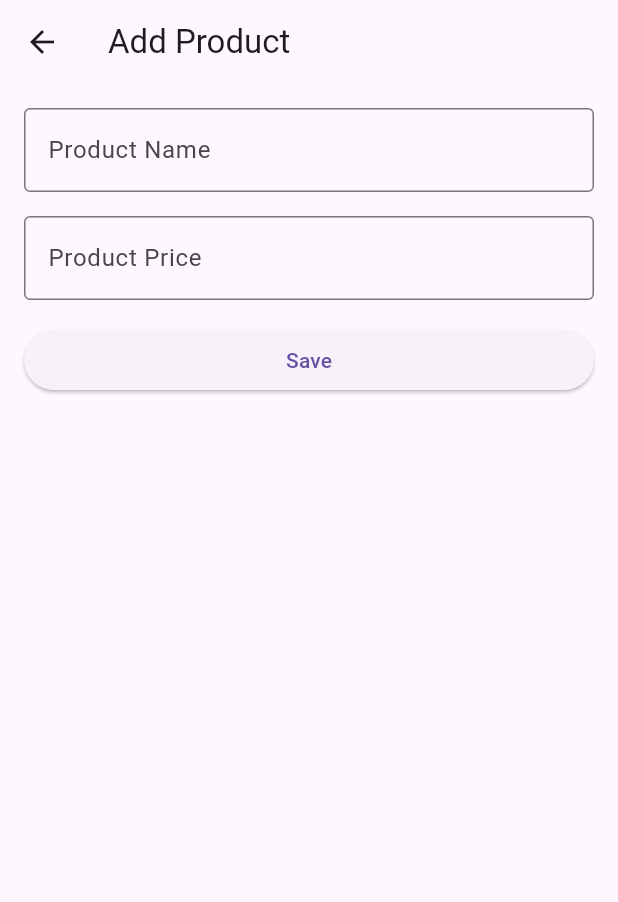
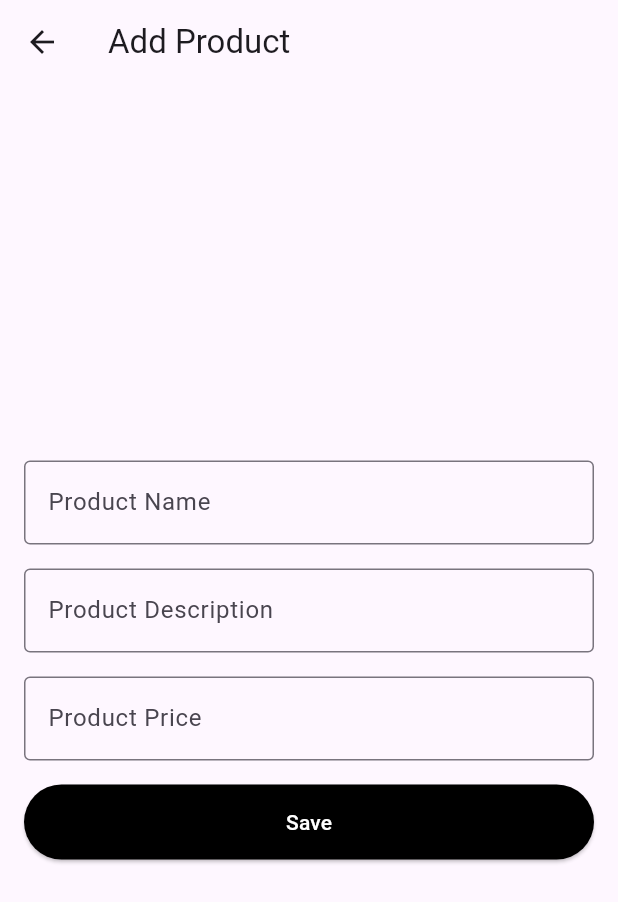
Before and after one commit to chaudhuree/flutter-firebase-practice, a Flutter app: the screen it shows once a user with an empty profile is signed in, after a tap on "Add Product", on a phone screen of 412 x 824 dp. Shown: the top 902 px of the screen. Run offline on Flutter 3.47's test engine with Material 3 defaults, Android fonts, the phone set to English and light mode, and no system bars; our stand-ins replace cloud_firestore, firebase_auth, firebase_core, get; accounts and stored records are empty.

Commit message:
get all data done

```diff
--- a/test_app/lib/screens/add_product.dart
+++ b/test_app/lib/screens/add_product.dart
@@ -1,3 +1,4 @@
+import 'package:cloud_firestore/cloud_firestore.dart';
 import 'package:flutter/material.dart';
 
 class AddProductActivity extends StatefulWidget {
@@ -11,14 +12,42 @@ class _AddProductActivityState extends State<AddProductActivity> {
   final _formKey = GlobalKey<FormState>();
 
   String productName = '';
-  String productPrice = '';
+  String productDescription = '';
+  double productPrice = 0;
+  bool _isLoading = false;
 
-  void _saveProduct() {
+  Future<void> _saveProduct() async {
     if (_formKey.currentState!.validate()) {
       _formKey.currentState!.save();
-      ScaffoldMessenger.of(context).showSnackBar(
-        SnackBar(content: Text('Processing Data $productName $productPrice')),
-      );
+      setState(() => _isLoading = true);
+      try {
+        await FirebaseFirestore.instance.collection('products').add({
+          'name': productName,
+          'description': productDescription,
+          'price': productPrice,
+          'date': FieldValue.serverTimestamp(),
+        });
+        if (mounted) {
+          ScaffoldMessenger.of(
+            context,
+          ).showSnackBar(SnackBar(content: Text('Product added successfully')));
+        }
+        // Reset the form and state
+        _formKey.currentState!.reset();
+        setState(() {
+          productName = '';
+          productDescription = '';
+          productPrice = 0;
+        });
+      } catch (e) {
+        if (mounted) {
+          ScaffoldMessenger.of(
+            context,
+          ).showSnackBar(SnackBar(content: Text('Unexpected error: $e')));
+        }
+      } finally {
+        setState(() => _isLoading = false);
+      }
     }
   }
 
@@ -30,7 +59,8 @@ class _AddProductActivityState extends State<AddProductActivity> {
         padding: const EdgeInsets.all(16.0),
         child: Form(
           key: _formKey,
-          child: ListView(
+          child: Column(
+            mainAxisAlignment: MainAxisAlignment.center,
             children: [
               TextFormField(
                 decoration: InputDecoration(
@@ -50,6 +80,22 @@ class _AddProductActivityState extends State<AddProductActivity> {
               SizedBox(height: 16),
               TextFormField(
                 decoration: InputDecoration(
+                  labelText: 'Product Description',
+                  border: OutlineInputBorder(),
+                ),
+                validator: (value) {
+                  if (value == null || value.isEmpty) {
+                    return 'Please enter a product description';
+                  }
+                  return null;
+                },
+                onSaved: (value) {
+                  productDescription = value!;
+                },
+              ),
+              SizedBox(height: 16),
+              TextFormField(
+                decoration: InputDecoration(
                   labelText: 'Product Price',
                   border: OutlineInputBorder(),
                 ),
@@ -60,18 +106,32 @@ class _AddProductActivityState extends State<AddProductActivity> {
                   return null;
                 },
                 onSaved: (value) {
-                  productPrice = value!;
+                  productPrice = double.parse(value!);
                 },
               ),
               SizedBox(height: 16),
               ElevatedButton(
-                onPressed: () {
+                style: ElevatedButton.styleFrom(
+                  backgroundColor: Colors.black,
+                  foregroundColor: Colors.white,
+                  fixedSize: const Size(double.maxFinite, 50),
+                ),
+                onPressed: () async {
                   if (_formKey.currentState!.validate()) {
                     _formKey.currentState!.save();
-                    _saveProduct();
+                    await _saveProduct();
                   }
                 },
-                child: Text('Save'),
+                child: _isLoading
+                    ? const SizedBox(
+                        width: 20,
+                        height: 20,
+                        child: CircularProgressIndicator(
+                          strokeWidth: 2,
+                          color: Colors.white,
+                        ),
+                      )
+                    : Text('Save'),
               ),
             ],
           ),
--- a/test_app/lib/screens/home.dart
+++ b/test_app/lib/screens/home.dart
@@ -1,14 +1,11 @@
+import 'package:cloud_firestore/cloud_firestore.dart';
 import 'package:firebase_auth/firebase_auth.dart';
 import 'package:flutter/material.dart';
 import 'package:get/get.dart';
+import 'package:intl/intl.dart';
 
 class HomeActivity extends StatelessWidget {
-  HomeActivity({super.key});
-  final List<Map<String, String>> products = [
-    {'name': 'Product 1', 'price': '10.0'},
-    {'name': 'Product 2', 'price': '20.0'},
-    {'name': 'Product 3', 'price': '30.0'},
-  ];
+  const HomeActivity({super.key});
 
   @override
   Widget build(BuildContext context) {
@@ -18,7 +15,7 @@ class HomeActivity extends StatelessWidget {
         automaticallyImplyLeading: false,
       ),
       body: SingleChildScrollView(
-        // Make the body scrollable
+        scrollDirection: Axis.vertical,
         child: Column(
           children: [
             Padding(
@@ -44,39 +41,61 @@ class HomeActivity extends StatelessWidget {
                     ),
                     onPressed: () {
                       FirebaseAuth.instance.signOut();
-                      Get.toNamed('/');
+                      Get.toNamed('/'); // Navigate back to the login page
                     },
                     child: Text('Logout'),
                   ),
                 ],
               ),
             ),
-            // ListView with separators
-            ListView.separated(
-              shrinkWrap:
-                  true, // Ensures the ListView takes only the needed space
-              physics:
-                  NeverScrollableScrollPhysics(), // Disables scrolling on ListView (handled by SingleChildScrollView)
-              itemCount: products.length,
-              itemBuilder: (context, index) {
-                return ListTile(
-                  title: Text(products[index]['name']!),
-                  subtitle: Text(products[index]['price']!),
-                );
-              },
-              separatorBuilder: (context, index) {
-                return Row(
-                  children: [
-                    SizedBox(width: 20),
-                    Container(
-                      width: 200, // thickness of the vertical stick
-                      height: 2, // height of the vertical stick
-                      color: Colors.grey, // stick color
-                    ),
-                    Expanded(
-                      child: Container(),
-                    ), // This will push the stick to the left
-                  ],
+            StreamBuilder<QuerySnapshot>(
+              stream: FirebaseFirestore.instance
+                  .collection('products')
+                  .snapshots(),
+              builder: (context, snapshot) {
+                if (snapshot.connectionState == ConnectionState.waiting) {
+                  return const Center(child: CircularProgressIndicator());
+                }
+                if (!snapshot.hasData || snapshot.data!.docs.isEmpty) {
+                  return const Center(child: Text('No data found'));
+                }
+                if (snapshot.hasError) {
+                  return const Center(child: Text('Something went wrong'));
+                }
+                return ListView.builder(
+                  shrinkWrap: true, // Prevent ListView from taking full height
+                  itemCount: snapshot.data!.docs.length,
+                  itemBuilder: (context, index) {
+                    return Card(
+                      child: Column(
+                        children: [
+                          ListTile(
+                            title: Text(snapshot.data!.docs[index]['name']),
+                            subtitle: Text(
+                              snapshot.data!.docs[index]['description'],
+                            ),
+                            trailing: Text(
+                              snapshot.data!.docs[index]['price'].toString(),
+                            ),
+                          ),
+                          Padding(
+                            padding: const EdgeInsets.symmetric(
+                              horizontal: 16,
+                              vertical: 8,
+                            ),
+                            child: Align(
+                              alignment: Alignment.centerRight,
+                              child: Text(
+                                DateFormat('d MMM, h:mm a').format(
+                                  snapshot.data!.docs[index]['date'].toDate(),
+                                ),
+                              ),
+                            ),
+                          ),
+                        ],
+                      ),
+                    );
+                  },
                 );
               },
             ),
--- a/test_app/pubspec.yaml
+++ b/test_app/pubspec.yaml
@@ -39,6 +39,8 @@ dependencies:
   firebase_core: ^3.9.0
   get: ^4.7.2
   firebase_auth: ^5.7.0
+  cloud_firestore: ^5.6.12
+  intl: ^0.20.2
 
 dev_dependencies:
   flutter_test:
```
Also changed, not shown: test_app/pubspec.lock, 3 other files.
